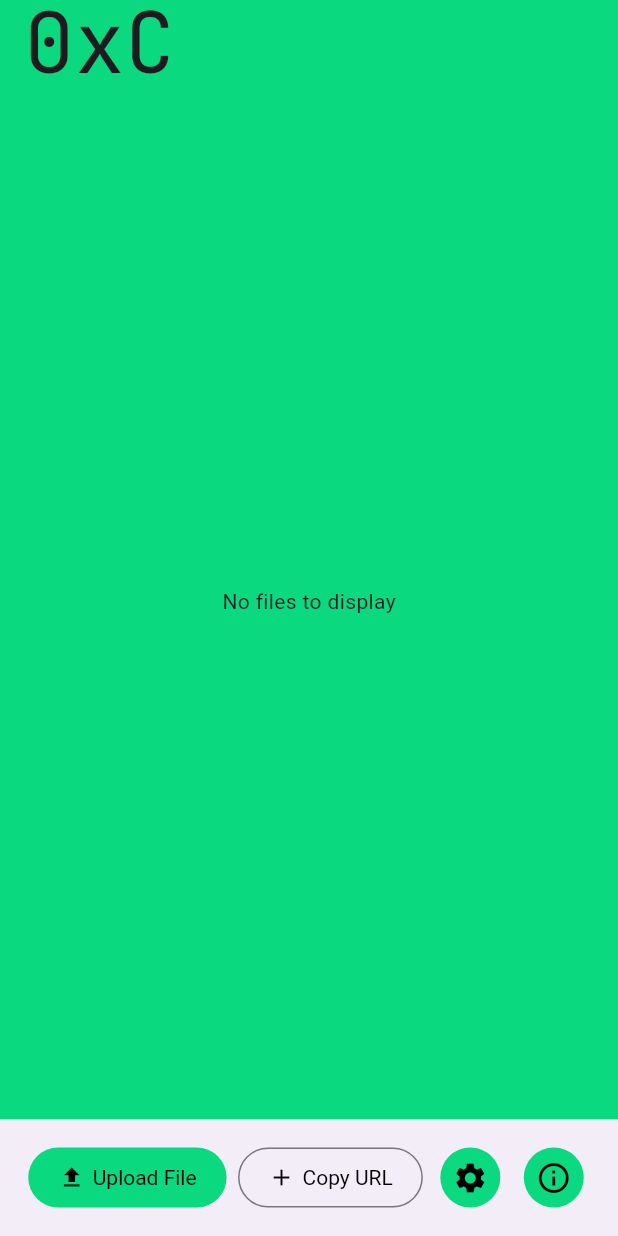
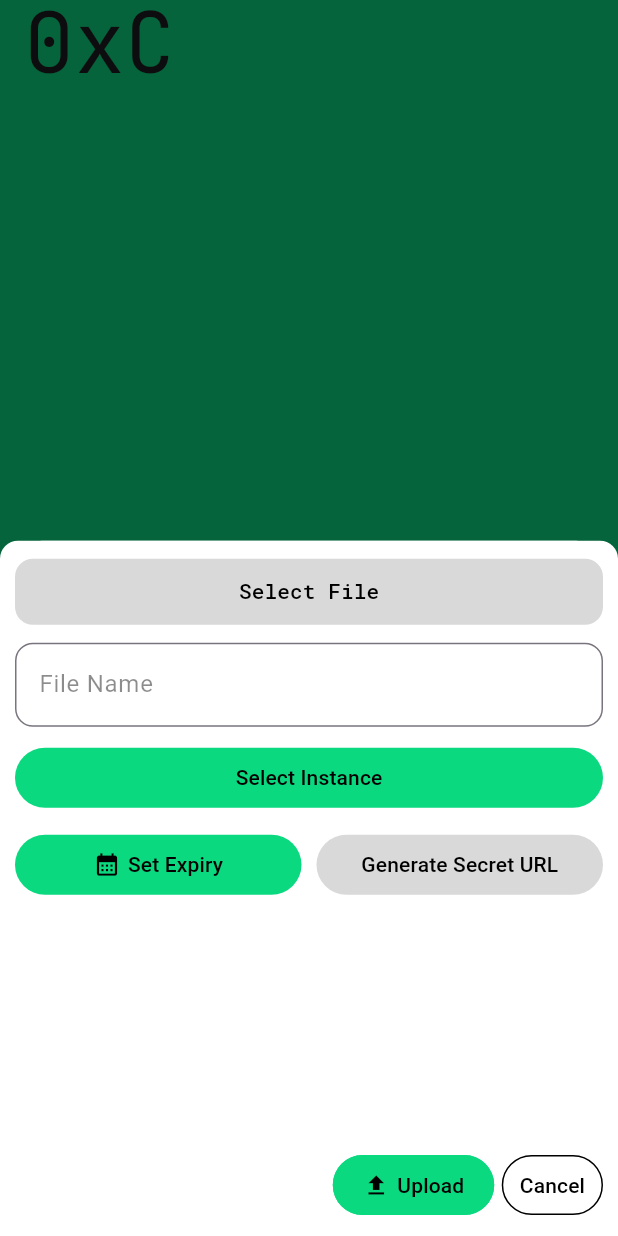
Before and after one commit to n1ved/0xC, a Flutter app: the screen it shows after launch, after a tap on "Upload File", on a phone screen of 412 x 824 dp. Run offline on Flutter 3.47's test engine with Material 3 defaults, Android fonts, the phone set to English and light mode, and no system bars; our stand-ins replace google_fonts, hive_ce_flutter; accounts and stored records are empty.

Commit message:
feat : init upload sheet

```diff
--- a/lib/components/bottom_navigation.dart
+++ b/lib/components/bottom_navigation.dart
@@ -1,4 +1,5 @@
 import 'package:flutter/material.dart';
+import 'package:nullcompanion/components/upload_sheet.dart';
 import 'package:nullcompanion/constants/const.dart';
 
 class BottomNavigation extends StatelessWidget {
@@ -13,7 +14,14 @@ class BottomNavigation extends StatelessWidget {
         mainAxisAlignment: MainAxisAlignment.spaceAround,
         children: [
           TextButton(
-            onPressed: () {},
+            onPressed: () {
+              showModalBottomSheet(
+                context: context,
+                builder: (BuildContext context) {
+                  return UploadSheet();
+                },
+              );
+            },
             style: TextButton.styleFrom(
               backgroundColor: primaryColor,
               padding: EdgeInsets.symmetric(horizontal: 20, vertical: 10),
--- a/lib/components/file_card.dart
+++ b/lib/components/file_card.dart
@@ -1,10 +1,11 @@
 import 'package:flutter/material.dart';
 import 'package:nullcompanion/constants/const.dart';
 import 'package:google_fonts/google_fonts.dart';
+import 'package:nullcompanion/data/models/data_model.dart';
 
 class FileCard extends StatelessWidget {
-  const FileCard({super.key});
-
+  const FileCard({super.key, required this.url});
+  final SavedURL url;
   @override
   Widget build(BuildContext context) {
     return Container(
@@ -31,21 +32,21 @@ class FileCard extends StatelessWidget {
             crossAxisAlignment: CrossAxisAlignment.start,
             children: [
               Text(
-                "Example.pdf",
+                url.name,
                 style: GoogleFonts.robotoMono(
                   fontSize: 14.0,
                   fontWeight: FontWeight.w500,
                 ),
               ),
               Text(
-                "https://0x0.st/example.pdf",
+                url.url,
                 style: GoogleFonts.robotoMono(
                   fontSize: 12.0,
                   fontWeight: FontWeight.w400,
                 ),
               ),
               Text(
-                "PDF • 64KB • 13 days ago • 350 days left",
+                "${url.format} • ${url.sizeString} • 13 days ago • 350 days left",
                 style: GoogleFonts.robotoMono(
                   fontSize: 10.0,
                   fontWeight: FontWeight.w500,
--- /dev/null
+++ b/lib/components/upload_sheet.dart
@@ -0,0 +1,150 @@
+import 'package:flutter/material.dart';
+import 'package:google_fonts/google_fonts.dart';
+import 'package:nullcompanion/constants/const.dart';
+
+class UploadSheet extends StatefulWidget {
+  const UploadSheet({super.key});
+
+  @override
+  State<UploadSheet> createState() => _UploadSheetState();
+}
+
+class _UploadSheetState extends State<UploadSheet> {
+  final nameEditingController = TextEditingController();
+  @override
+  void dispose() {
+    nameEditingController.dispose();
+    super.dispose();
+  }
+
+  @override
+  Widget build(BuildContext context) {
+    return Container(
+      padding: EdgeInsets.all(10.0),
+      decoration: BoxDecoration(
+        color: Colors.white,
+        borderRadius: BorderRadiusDirectional.only(
+          topStart: Radius.circular(12.0),
+          topEnd: Radius.circular(12.0),
+        ),
+      ),
+      child: Column(
+        mainAxisAlignment: MainAxisAlignment.spaceBetween,
+        children: [
+          Column(
+            crossAxisAlignment: CrossAxisAlignment.stretch,
+            spacing: 10.0,
+            children: [
+              TextButton(
+                onPressed: () {},
+                style: TextButton.styleFrom(
+                  backgroundColor: containerGrey,
+                  foregroundColor: Colors.black,
+                  padding: EdgeInsets.all(12.0),
+                  shape: RoundedRectangleBorder(
+                    borderRadius: BorderRadius.circular(12.0),
+                  ),
+                ),
+                child: Text(
+                  'Select File',
+                  style: GoogleFonts.robotoMono(
+                    fontSize: 14.0,
+                    fontWeight: FontWeight.w500,
+                  ),
+                ),
+              ),
+              TextField(
+                decoration: InputDecoration(
+                  label: Text('File Name'),
+                  labelStyle: TextStyle(color: Colors.black45),
+                  border: OutlineInputBorder(
+                    borderRadius: BorderRadius.circular(12.0),
+                  ),
+                  focusedBorder: OutlineInputBorder(
+                    borderRadius: BorderRadius.circular(12.0),
+                    borderSide: BorderSide(color: primaryColor),
+                  ),
+                ),
+                controller: nameEditingController,
+              ),
+              TextButton(
+                onPressed: () {},
+                child: Text('Select Instance'),
+                style: TextButton.styleFrom(
+                  backgroundColor: primaryColor,
+                  foregroundColor: Colors.black,
+                ),
+              ),
+              Row(
+                spacing: 10.0,
+                children: [
+                  Expanded(
+                    child: TextButton(
+                      onPressed: () {},
+                      style: TextButton.styleFrom(
+                        backgroundColor: primaryColor,
+                        foregroundColor: Colors.black,
+                      ),
+                      child: Row(
+                        mainAxisAlignment: MainAxisAlignment.center,
+                        spacing: 5.0,
+                        children: [
+                          Icon(Icons.calendar_month),
+                          Text('Set Expiry'),
+                        ],
+                      ),
+                    ),
+                  ),
+                  Expanded(
+                    child: TextButton(
+                      onPressed: () {},
+                      style: TextButton.styleFrom(
+                        backgroundColor: containerGrey,
+                        foregroundColor: Colors.black,
+                      ),
+                      child: Text('Generate Secret URL'),
+                    ),
+                  ),
+                ],
+              ),
+            ],
+          ),
+          Row(
+            mainAxisAlignment: MainAxisAlignment.end,
+            spacing: 5.0,
+            children: [
+              TextButton(
+                onPressed: () {},
+                style: TextButton.styleFrom(
+                  backgroundColor: primaryColor,
+                  foregroundColor: Colors.black,
+                  shape: RoundedRectangleBorder(
+                    side: BorderSide(color: primaryColor),
+                    borderRadius: BorderRadius.circular(50.0),
+                  ),
+                  padding: EdgeInsets.symmetric(horizontal: 20.0),
+                ),
+                child: Row(
+                  spacing: 5.0,
+                  children: [Icon(Icons.upload), Text('Upload')],
+                ),
+              ),
+              TextButton(
+                onPressed: () {},
+                style: TextButton.styleFrom(
+                  backgroundColor: Colors.white,
+                  foregroundColor: Colors.black,
+                  shape: RoundedRectangleBorder(
+                    side: BorderSide(color: Colors.black),
+                    borderRadius: BorderRadius.circular(50.0),
+                  ),
+                ),
+                child: Text('Cancel'),
+              ),
+            ],
+          ),
+        ],
+      ),
+    );
+  }
+}
```
